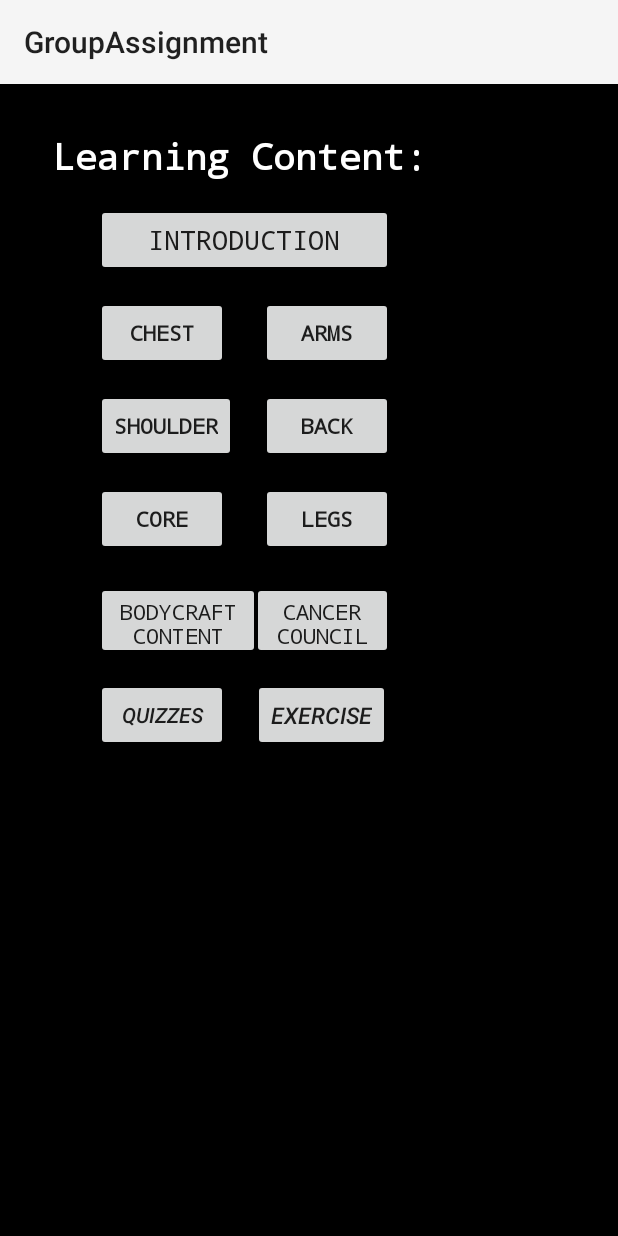
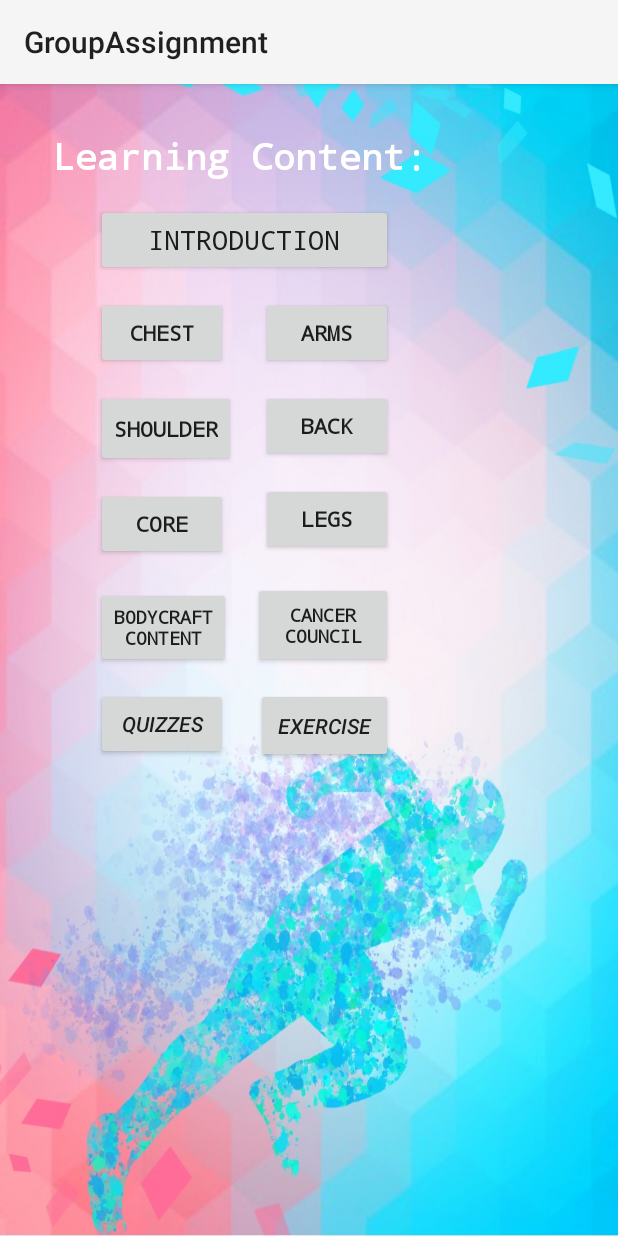
Before and after one commit to leannetran/GroupAssignment, an Android app: the screen it shows after launch (HomeScreen), on a phone screen of 412 x 824 dp. Run offline under Robolectric (Android 15) with nearby library versions, the light colour scheme and no system bars.

Commit message:
bonita commit

```diff
--- a/app/src/main/res/layout/activity_home_screen.xml
+++ b/app/src/main/res/layout/activity_home_screen.xml
@@ -4,7 +4,7 @@
     xmlns:tools="http://schemas.android.com/tools"
     android:layout_width="match_parent"
     android:layout_height="match_parent"
-    android:background="@android:color/background_dark"
+    android:background="@drawable/runningbg"
     tools:context=".HomeScreen">
 
     <Button
@@ -44,23 +44,23 @@
 
     <Button
         android:id="@+id/exerciseButton"
-        android:layout_width="wrap_content"
-        android:layout_height="wrap_content"
+        android:layout_width="91dp"
+        android:layout_height="50dp"
         android:layout_marginStart="14dp"
         android:layout_marginLeft="14dp"
-        android:layout_marginTop="13dp"
         android:text="EXERCISE"
-        android:textSize="15dp"
+        android:textSize="14dp"
         android:textStyle="italic"
         android:typeface="normal"
         app:layout_constraintEnd_toEndOf="@+id/cancerCouncil"
-        app:layout_constraintStart_toEndOf="@+id/quiz"
-        app:layout_constraintTop_toBottomOf="@+id/cancerCouncil" />
+        app:layout_constraintHorizontal_bias="1.0"
+        app:layout_constraintStart_toStartOf="@+id/cancerCouncil"
+        app:layout_constraintTop_toTopOf="@+id/quiz" />
 
     <Button
         android:id="@+id/shouldersContent"
-        android:layout_width="wrap_content"
-        android:layout_height="wrap_content"
+        android:layout_width="93dp"
+        android:layout_height="51dp"
         android:layout_marginTop="14dp"
         android:text="Shoulder"
         android:textStyle="bold"
@@ -133,20 +133,24 @@
 
     <Button
         android:id="@+id/bodyCraft"
-        android:layout_width="109dp"
-        android:layout_height="51dp"
+        android:layout_width="90dp"
+        android:layout_height="54dp"
         android:layout_marginTop="18dp"
         android:text="Bodycraft content"
+        android:textSize="12dp"
+        android:textStyle="bold"
         android:typeface="monospace"
         app:layout_constraintStart_toStartOf="@+id/coreContent"
         app:layout_constraintTop_toBottomOf="@+id/coreContent" />
 
     <Button
         android:id="@+id/cancerCouncil"
-        android:layout_width="94dp"
-        android:layout_height="51dp"
+        android:layout_width="93dp"
+        android:layout_height="57dp"
         android:layout_marginTop="18dp"
         android:text="Cancer Council"
+        android:textSize="12dp"
+        android:textStyle="bold"
         android:typeface="monospace"
         app:layout_constraintEnd_toEndOf="@+id/legsContent"
         app:layout_constraintTop_toBottomOf="@+id/legsContent" />
--- a/app/src/main/res/layout/activity_main.xml
+++ b/app/src/main/res/layout/activity_main.xml
@@ -4,7 +4,7 @@
     xmlns:tools="http://schemas.android.com/tools"
     android:layout_width="match_parent"
     android:layout_height="match_parent"
-    android:background="@android:color/background_dark"
+    android:background="@drawable/runningbg"
     tools:context=".MainActivity">
 
     <TextView
```
Also changed, not shown: app/src/main/res/drawable/runningbg.jpg (added).
